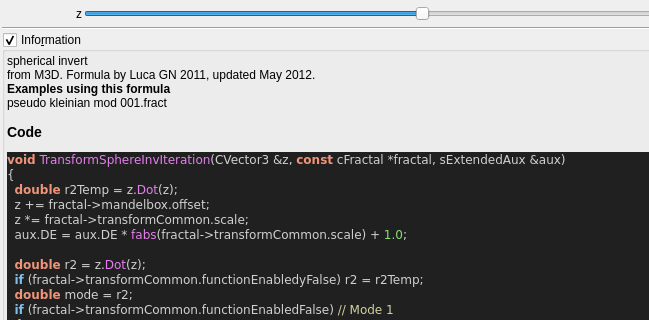
Above: mandelbulber2/qt_data/fractal_transf_spherical_inv.ui from buddhi1980/mandelbulber2 before the change; both pictures show x 0 to 649 and y 308 to 628 of the 853 by 1221 pixel window. Below: the same form after it.
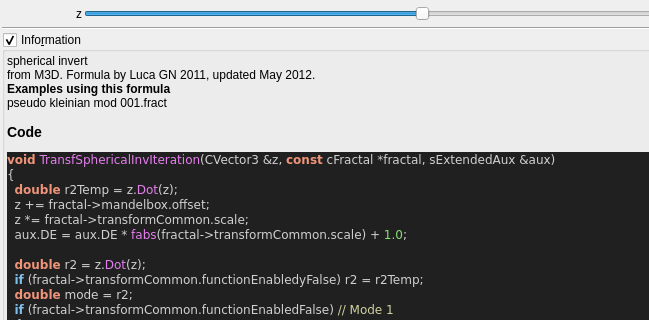
That is the form after the change. Custom widgets are drawn as their Qt base class.

What changed in the file:
```diff
--- a/mandelbulber2/qt_data/fractal_transf_spherical_inv.ui
+++ b/mandelbulber2/qt_data/fractal_transf_spherical_inv.ui
@@ -715,7 +715,7 @@
 &lt;/table&gt;
 &lt;br&gt;&lt;b&gt;Examples using this formula&lt;/b&gt;&lt;br&gt;pseudo kleinian mod 001.fract&lt;h3&gt;Code&lt;/h3&gt;
 &lt;body style=&quot;background-color:#202020&quot;&gt;
-&lt;pre style=&quot;color:#d0d0d0; background-color:#202020;  font-family:'Courier New',monospace;&quot;&gt;&lt;span style=&quot;color:#f09479; font-weight:bold&quot;&gt;void&lt;/span&gt; &lt;span style=&quot;color:#e47eed&quot;&gt;TransformSphereInvIteration&lt;/span&gt;&lt;span style=&quot;color:#d0d0d0&quot;&gt;(&lt;/span&gt;CVector3 &lt;span style=&quot;color:#d0d0d0&quot;&gt;&amp;amp;&lt;/span&gt;z&lt;span style=&quot;color:#d0d0d0&quot;&gt;,&lt;/span&gt; &lt;span style=&quot;color:#f09479; font-weight:bold&quot;&gt;const&lt;/span&gt; cFractal &lt;span style=&quot;color:#d0d0d0&quot;&gt;*&lt;/span&gt;fractal&lt;span style=&quot;color:#d0d0d0&quot;&gt;,&lt;/span&gt; sExtendedAux &lt;span style=&quot;color:#d0d0d0&quot;&gt;&amp;amp;&lt;/span&gt;aux&lt;span style=&quot;color:#d0d0d0&quot;&gt;)&lt;/span&gt;
+&lt;pre style=&quot;color:#d0d0d0; background-color:#202020;  font-family:'Courier New',monospace;&quot;&gt;&lt;span style=&quot;color:#f09479; font-weight:bold&quot;&gt;void&lt;/span&gt; &lt;span style=&quot;color:#e47eed&quot;&gt;TransfSphericalInvIteration&lt;/span&gt;&lt;span style=&quot;color:#d0d0d0&quot;&gt;(&lt;/span&gt;CVector3 &lt;span style=&quot;color:#d0d0d0&quot;&gt;&amp;amp;&lt;/span&gt;z&lt;span style=&quot;color:#d0d0d0&quot;&gt;,&lt;/span&gt; &lt;span style=&quot;color:#f09479; font-weight:bold&quot;&gt;const&lt;/span&gt; cFractal &lt;span style=&quot;color:#d0d0d0&quot;&gt;*&lt;/span&gt;fractal&lt;span style=&quot;color:#d0d0d0&quot;&gt;,&lt;/span&gt; sExtendedAux &lt;span style=&quot;color:#d0d0d0&quot;&gt;&amp;amp;&lt;/span&gt;aux&lt;span style=&quot;color:#d0d0d0&quot;&gt;)&lt;/span&gt;
 &lt;span style=&quot;color:#d0d0d0&quot;&gt;{&lt;/span&gt;
   &lt;span style=&quot;color:#f09479; font-weight:bold&quot;&gt;double&lt;/span&gt; r2Temp &lt;span style=&quot;color:#d0d0d0&quot;&gt;=&lt;/span&gt; z&lt;span style=&quot;color:#d0d0d0&quot;&gt;.&lt;/span&gt;&lt;span style=&quot;color:#e47eed&quot;&gt;Dot&lt;/span&gt;&lt;span style=&quot;color:#d0d0d0&quot;&gt;(&lt;/span&gt;z&lt;span style=&quot;color:#d0d0d0&quot;&gt;);&lt;/span&gt;
   z &lt;span style=&quot;color:#d0d0d0&quot;&gt;+=&lt;/span&gt; fractal&lt;span style=&quot;color:#d0d0d0&quot;&gt;-&amp;gt;&lt;/span&gt;mandelbox&lt;span style=&quot;color:#d0d0d0&quot;&gt;.&lt;/span&gt;offset&lt;span style=&quot;color:#d0d0d0&quot;&gt;;&lt;/span&gt;
```
Left out of the diff: 4 changed lines with no effect on the pictures.
